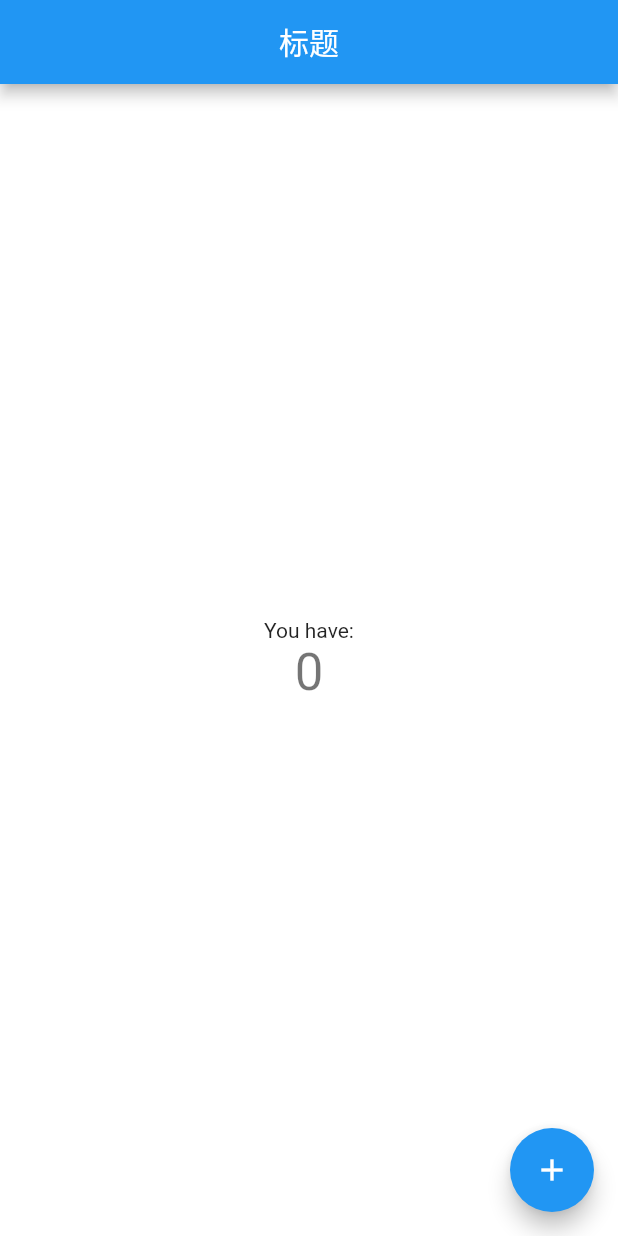
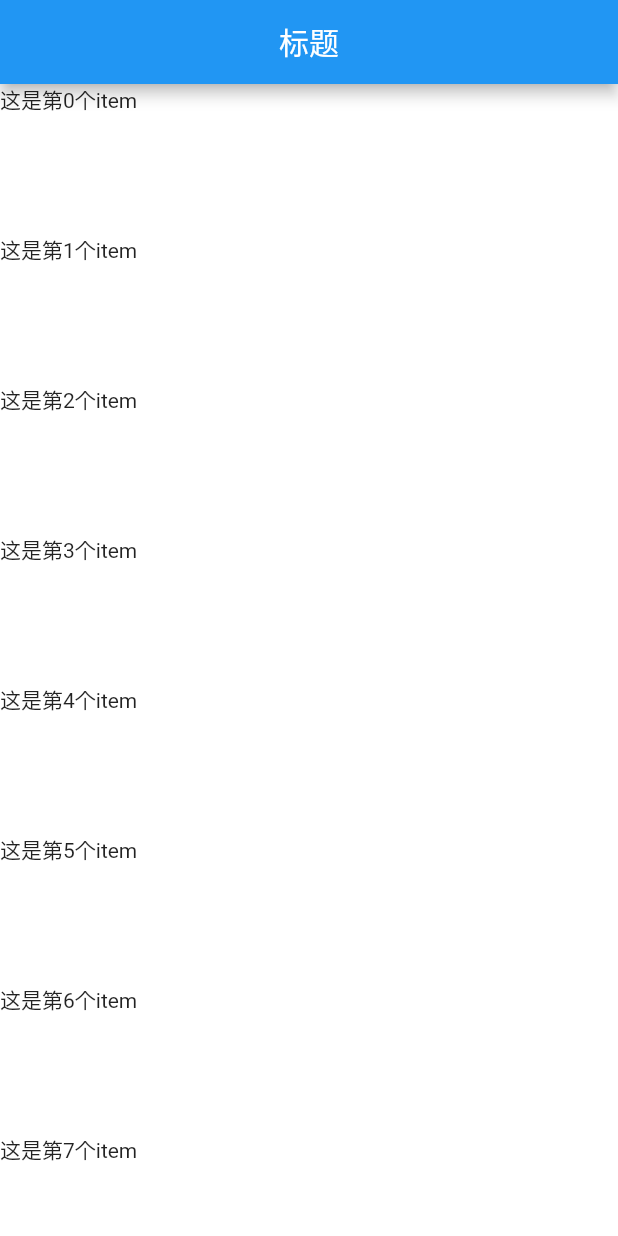
Before and after one commit to shishaopo/wan_android, a Flutter app: the screen it shows after launch, on a phone screen of 412 x 824 dp. Run offline on Flutter 3.47's test engine with Material 2 defaults, Android fonts, the phone set to English and light mode, and no system bars; our stand-ins replace flutter_screenutil, fluttertoast, logger, shared_preferences.

Commit message:
升级flutter版本3.3.2

```diff
--- a/lib/business/main/home_page.dart
+++ b/lib/business/main/home_page.dart
@@ -1,10 +1,11 @@
 import 'package:flutter/material.dart';
+import 'package:wan_android/entity/utils/log_utils.dart';
+import 'package:wan_android/entity/utils/screen_utils.dart';
 
 /// @author       ShiShaoPo
 /// @time         2021/12/223:43
 /// @description
 class MyHomePage extends StatefulWidget {
-
   const MyHomePage({Key? key}) : super(key: key);
 
   @override
@@ -12,13 +13,6 @@ class MyHomePage extends StatefulWidget {
 }
 
 class _MyHomePageState extends State<MyHomePage> {
-  var _counter = 0;
-
-  void _incrementCounter() {
-    setState(() {
-      _counter++;
-    });
-  }
 
   @override
   Widget build(BuildContext context) {
@@ -26,25 +20,19 @@ class _MyHomePageState extends State<MyHomePage> {
       appBar: AppBar(
         title: const Text('标题'),
       ),
-      body: Center(
-        child: Column(
-          mainAxisAlignment: MainAxisAlignment.center,
-          children: <Widget>[
-            const Text(
-              'You have:',
-            ),
-            Text(
-              '$_counter',
-              style: Theme.of(context).textTheme.headline4,
-            ),
-          ],
-        ),
-      ),
-      floatingActionButton: FloatingActionButton(
-        onPressed: _incrementCounter,
-        tooltip: 'Increment',
-        child: const Icon(Icons.add),
+      body: ListView.builder(
+        itemBuilder: _buildItem,
+        itemCount: 50,
       ),
     );
   }
+
+  Widget _buildItem(BuildContext context, int index) {
+    LogUtils.e("渲染第$index个");
+    return SizedBox(
+      width: ScreenUtils.screenWidth(),
+      height: 100,
+      child: Text("这是第$index个item"),
+    );
+  }
 }
--- a/lib/entity/utils/sp_utils.dart
+++ b/lib/entity/utils/sp_utils.dart
@@ -4,7 +4,7 @@ import 'package:shared_preferences/shared_preferences.dart';
 /// @Author:        ShiShaoPo
 /// @CreateData:    2021/05/27  11:54 AM
 class SPUtils {
-  static late final _prefs = SharedPreferences.getInstance();
+  static final _prefs = SharedPreferences.getInstance();
 
   static Future<bool> setString(String key, String value) async {
     final sp = await _prefs;
@@ -17,7 +17,6 @@ class SPUtils {
   }
 
   static Future<bool> remove(String key) async {
-
     final sp = await _prefs;
     return sp.remove(key);
   }
--- a/lib/main.dart
+++ b/lib/main.dart
@@ -44,7 +44,7 @@ class App extends StatelessWidget {
     );
   }
 
-  Widget _buildApp() {
+  Widget _buildApp(BuildContext context, Widget? child) {
     return MaterialApp(
       navigatorKey: _navigatorKey,
       theme: ThemeData(
```
Also changed, not shown: lib/entity/utils/log_utils.dart (+13 -11 lines), pubspec.yaml (+5 -3 lines), pubspec.lock, 1 other file.
